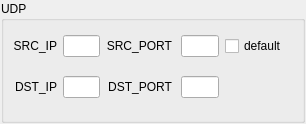
This is src/ui/udp_widget.ui in public0821/npg as Qt 5 draws it before an edit. The edited form follows.
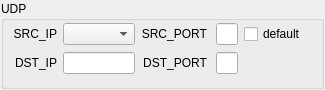
This is the edited form. Custom widgets are drawn as their Qt base class.

Patch:
```diff
--- a/src/ui/udp_widget.ui
+++ b/src/ui/udp_widget.ui
@@ -6,8 +6,8 @@
    <rect>
     <x>0</x>
     <y>0</y>
-    <width>306</width>
-    <height>124</height>
+    <width>308</width>
+    <height>90</height>
    </rect>
   </property>
   <property name="windowTitle">
@@ -51,9 +51,6 @@
         </property>
        </widget>
       </item>
-      <item row="0" column="1">
-       <widget class="QLineEdit" name="src_ip_edit"/>
-      </item>
       <item row="0" column="2">
        <widget class="QLabel" name="label_3">
         <property name="layoutDirection">
@@ -135,6 +132,9 @@
         </property>
        </spacer>
       </item>
+      <item row="0" column="1">
+       <widget class="IpComboBox" name="src_ip_combobox"/>
+      </item>
      </layout>
      <zorder>src_ip_label</zorder>
      <zorder>src_ip_edit</zorder>
@@ -155,6 +155,13 @@
   </layout>
  </widget>
  <layoutdefault spacing="6" margin="11"/>
+ <customwidgets>
+  <customwidget>
+   <class>IpComboBox</class>
+   <extends>QComboBox</extends>
+   <header>widget/ip_combobox.h</header>
+  </customwidget>
+ </customwidgets>
  <resources/>
  <connections/>
 </ui>
```
Left out of the diff: 16 changed lines with no effect on the pictures.
